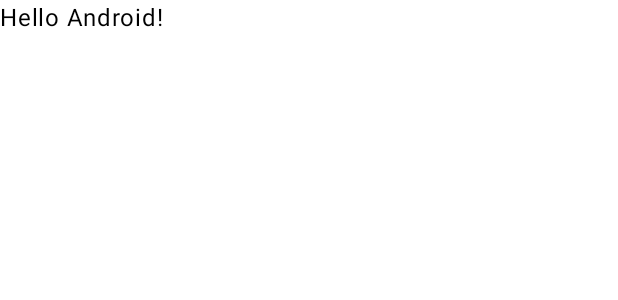
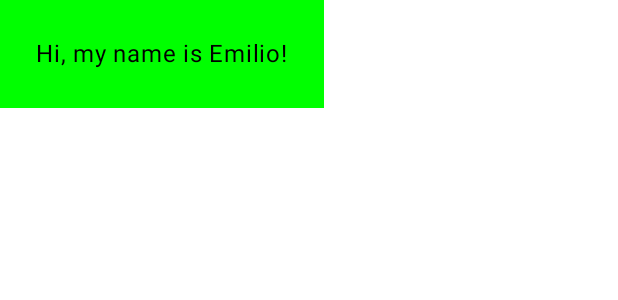
Before and after one commit to emiliosolanoo21/Lab3_PPM, an Android app built with Jetpack Compose: the @Preview function GreetingPreview, on a phone screen of 412 x 824 dp. Shown: the top 300 px of the screen. Run offline under Robolectric (Android 15) with nearby library versions, the phone set to English and light mode, and no system bars.

Commit message:
Modificaciones según tutorial de Google

```diff
--- a/app/src/main/java/com/uvg/myfirstapp/MainActivity.kt
+++ b/app/src/main/java/com/uvg/myfirstapp/MainActivity.kt
@@ -4,12 +4,15 @@ import android.os.Bundle
 import androidx.activity.ComponentActivity
 import androidx.activity.compose.setContent
 import androidx.compose.foundation.layout.fillMaxSize
+import androidx.compose.foundation.layout.padding
 import androidx.compose.material3.MaterialTheme
 import androidx.compose.material3.Surface
 import androidx.compose.material3.Text
 import androidx.compose.runtime.Composable
 import androidx.compose.ui.Modifier
+import androidx.compose.ui.graphics.Color
 import androidx.compose.ui.tooling.preview.Preview
+import androidx.compose.ui.unit.dp
 import com.uvg.myfirstapp.ui.theme.MyFirstAppTheme
 
 class MainActivity : ComponentActivity() {
@@ -28,16 +31,18 @@ class MainActivity : ComponentActivity() {
 
 @Composable
 fun Greeting(name: String, modifier: Modifier = Modifier) {
-    Text(
-            text = "Hello $name!",
-            modifier = modifier
-    )
+    Surface(color = Color.Green) {
+        Text(
+            text = "Hi, my name is $name!",
+            modifier = modifier.padding(24.dp)
+        )
+    }
 }
 
 @Preview(showBackground = true)
 @Composable
 fun GreetingPreview() {
     MyFirstAppTheme {
-        Greeting("Android")
+        Greeting("Emilio")
     }
 }
```
